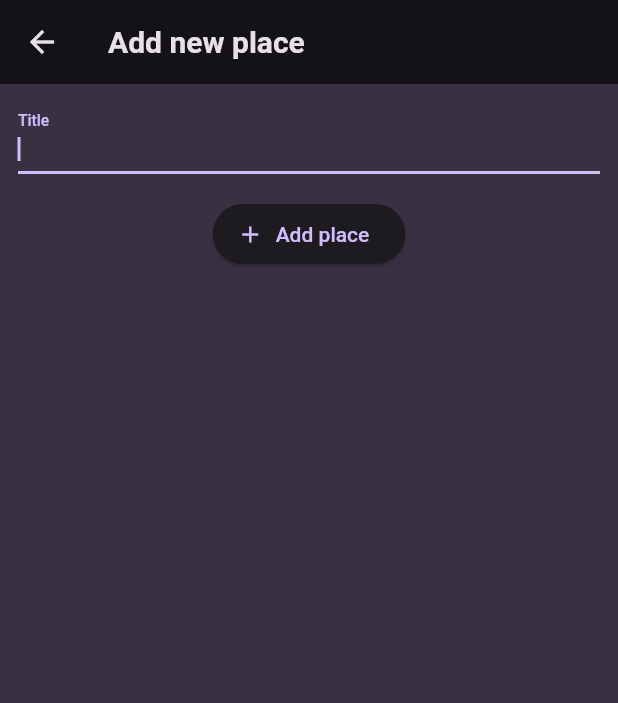
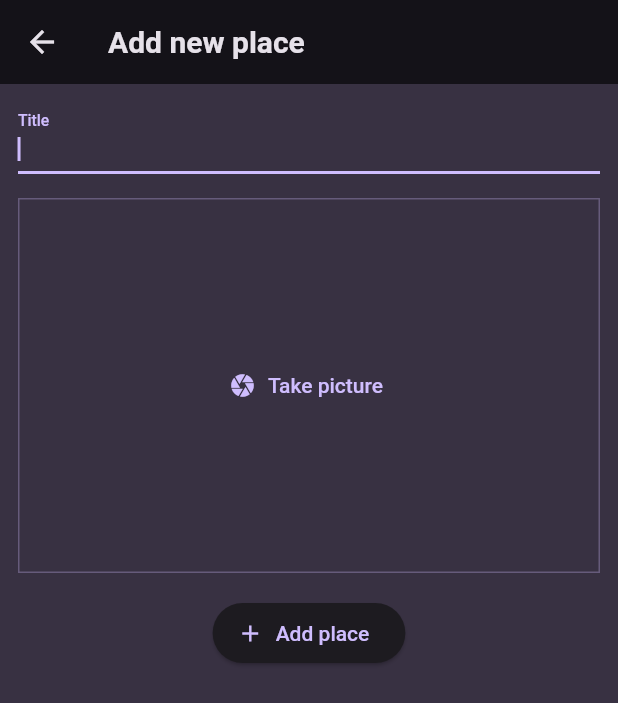
Before and after one commit to stratosfloor/favorite-places, a Flutter app: the NewPlaceScreen screen opened directly, on a phone screen of 412 x 824 dp. Shown: the top 703 px of the screen. Run offline on Flutter 3.47's test engine with Material 2 defaults, Android fonts, the phone set to English and light mode, and no system bars; our stand-ins replace flutter_riverpod, google_fonts.

Commit message:
Add basic widget for image input

```diff
--- a/lib/screens/new_place.dart
+++ b/lib/screens/new_place.dart
@@ -1,4 +1,5 @@
 import 'package:favorite_places/providers/user_places.dart';
+import 'package:favorite_places/widgets/image_input.dart';
 import 'package:flutter/material.dart';
 import 'package:flutter_riverpod/flutter_riverpod.dart';
 
@@ -48,6 +49,8 @@ class _NewPlaceScreenState extends ConsumerState<NewPlaceScreen> {
                     color: Theme.of(context).colorScheme.onBackground),
               ),
               const SizedBox(height: 16),
+              ImageInput(),
+              const SizedBox(height: 16),
               ElevatedButton.icon(
                 onPressed: _savePlace,
                 icon: const Icon(Icons.add),
--- /dev/null
+++ b/lib/widgets/image_input.dart
@@ -0,0 +1,32 @@
+import 'package:flutter/material.dart';
+
+class ImageInput extends StatefulWidget {
+  const ImageInput({super.key});
+
+  @override
+  State<ImageInput> createState() {
+    return _ImageInputState();
+  }
+}
+
+class _ImageInputState extends State<ImageInput> {
+  @override
+  Widget build(BuildContext context) {
+    return Container(
+      decoration: BoxDecoration(
+        border: Border.all(
+          width: 1,
+          color: Theme.of(context).colorScheme.primary.withOpacity(0.3),
+        ),
+      ),
+      height: 250,
+      width: double.infinity,
+      alignment: Alignment.center,
+      child: TextButton.icon(
+        icon: const Icon(Icons.camera),
+        label: const Text('Take picture'),
+        onPressed: () {},
+      ),
+    );
+  }
+}
```
